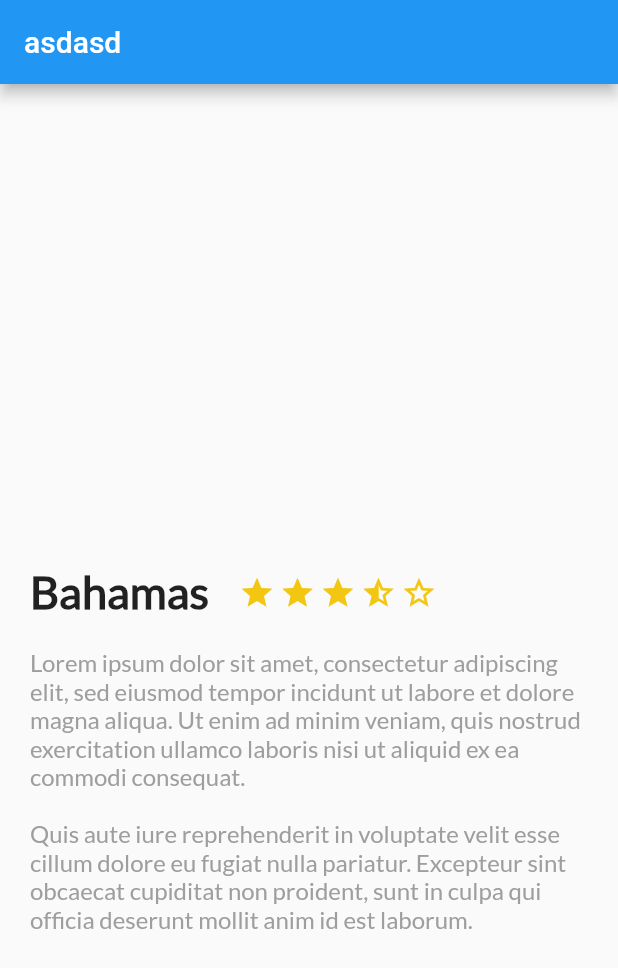
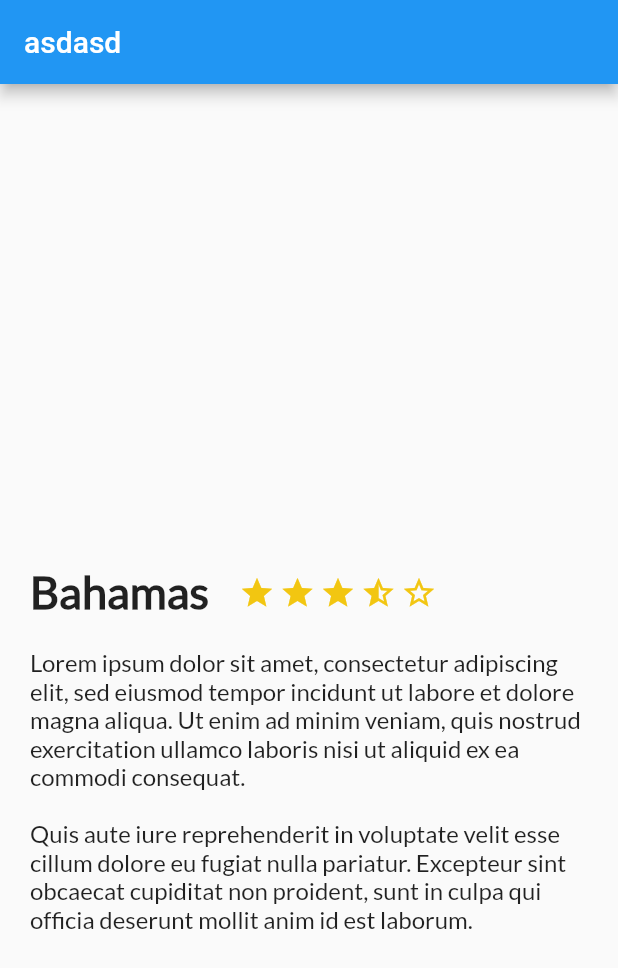
Before and after one commit to rob1721/Flutter-First-App, a Flutter app: the screen it shows after launch, on a phone screen of 412 x 824 dp. Shown: the top 968 px of the screen. Run offline on Flutter 3.47's test engine with Material 2 defaults, Android fonts, the phone set to English and light mode, and no system bars.

Commit message:
style(lib): change description color + added comments

```diff
--- a/platzi_trips_app/lib/description_place.dart
+++ b/platzi_trips_app/lib/description_place.dart
@@ -1,5 +1,4 @@
 import 'package:flutter/material.dart';
-
 // ignore: must_be_immutable
 class DescriptionPlace extends StatelessWidget {
 
@@ -15,7 +14,7 @@ class DescriptionPlace extends StatelessWidget {
     // ignore: todo
     // TODO: implement build
 
-    // declarando las estrellas
+    //-------------------declarando las estrellas
     final star = Container( // margenes
       margin: EdgeInsets.only(
         top: 323.0,
@@ -40,6 +39,7 @@ class DescriptionPlace extends StatelessWidget {
       ),
     );
 
+    // -------------------------------STARBORDER
     final starBorder = Container(
       margin: EdgeInsets.only(
         top: 323.0,
@@ -51,7 +51,7 @@ class DescriptionPlace extends StatelessWidget {
         color: Color(0xFFf2c611),
       ),
     );
-
+    // -------------------------------DESCRIPTION
     final description = Align(
       alignment: Alignment.centerLeft,
       child:
@@ -67,19 +67,20 @@ class DescriptionPlace extends StatelessWidget {
               fontFamily: "Lato",
               fontSize: 16.0,
               fontWeight: FontWeight.normal,
-              color: Colors.grey,
+              // color: Colors.grey,
             ),
             textAlign: TextAlign.left,
           ),
         )
     );
 
-    Container(
+   /* Container(
 
-      );
+      );*/
+    final titleStars = Row (
 
-    final titleStars = Row (
       children: <Widget>[
+
         Container (
           margin: EdgeInsets.only(
             top: 320.0,
```
